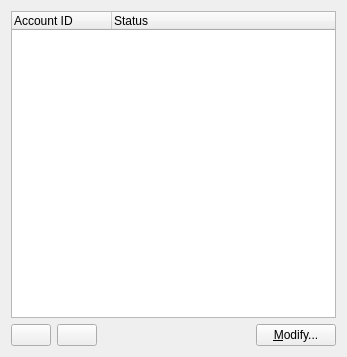
Before: the Qt Designer form kopete/config/accounts/kopeteaccountconfigbase.ui in KDE/kopete, drawn with Qt 5.
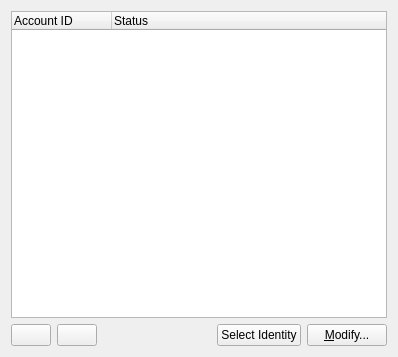
After: the same form once the commit is applied.

Commit message: Add UI to select the account identity

What changed in the file:
```diff
--- a/kopete/config/accounts/kopeteaccountconfigbase.ui
+++ b/kopete/config/accounts/kopeteaccountconfigbase.ui
@@ -6,7 +6,7 @@
    <rect>
     <x>0</x>
     <y>0</y>
-    <width>347</width>
+    <width>398</width>
     <height>357</height>
    </rect>
   </property>
@@ -84,6 +84,13 @@
        </property>
       </spacer>
      </item>
+     <item>
+      <widget class="QPushButton" name="mButtonIdentity" >
+       <property name="text" >
+        <string>Select Identity</string>
+       </property>
+      </widget>
+     </item>
      <item>
       <widget class="QPushButton" name="mButtonEdit" >
        <property name="toolTip" >
```
The commit also changes 4 other files.
